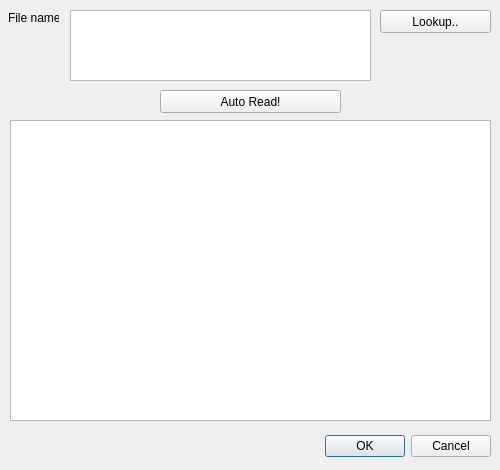
yunhasnawa/DEExp, file DEExp/readdataautodialog.ui: the form before one commit.
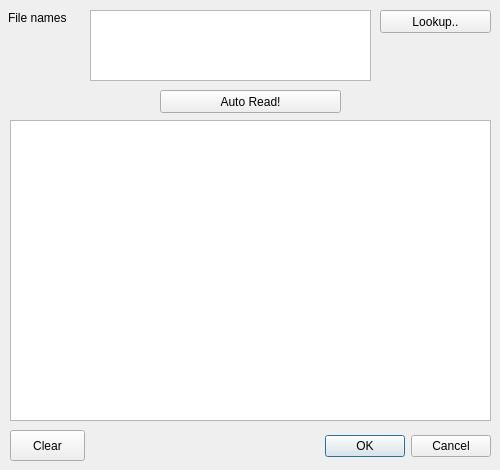
The form after the commit.

Patch:
```diff
--- a/DEExp/readdataautodialog.ui
+++ b/DEExp/readdataautodialog.ui
@@ -16,9 +16,9 @@
   <widget class="QDialogButtonBox" name="buttonBox">
    <property name="geometry">
     <rect>
-     <x>10</x>
+     <x>90</x>
      <y>430</y>
-     <width>481</width>
+     <width>401</width>
      <height>32</height>
     </rect>
    </property>
@@ -34,7 +34,7 @@
     <rect>
      <x>8</x>
      <y>10</y>
-     <width>51</width>
+     <width>71</width>
      <height>16</height>
     </rect>
    </property>
@@ -81,13 +81,26 @@
   <widget class="QTextEdit" name="tedFileNames">
    <property name="geometry">
     <rect>
-     <x>70</x>
+     <x>90</x>
      <y>10</y>
-     <width>301</width>
+     <width>281</width>
      <height>71</height>
     </rect>
    </property>
   </widget>
+  <widget class="QPushButton" name="pbtClear">
+   <property name="geometry">
+    <rect>
+     <x>10</x>
+     <y>430</y>
+     <width>75</width>
+     <height>31</height>
+    </rect>
+   </property>
+   <property name="text">
+    <string>Clear</string>
+   </property>
+  </widget>
  </widget>
  <resources/>
  <connections>
```
